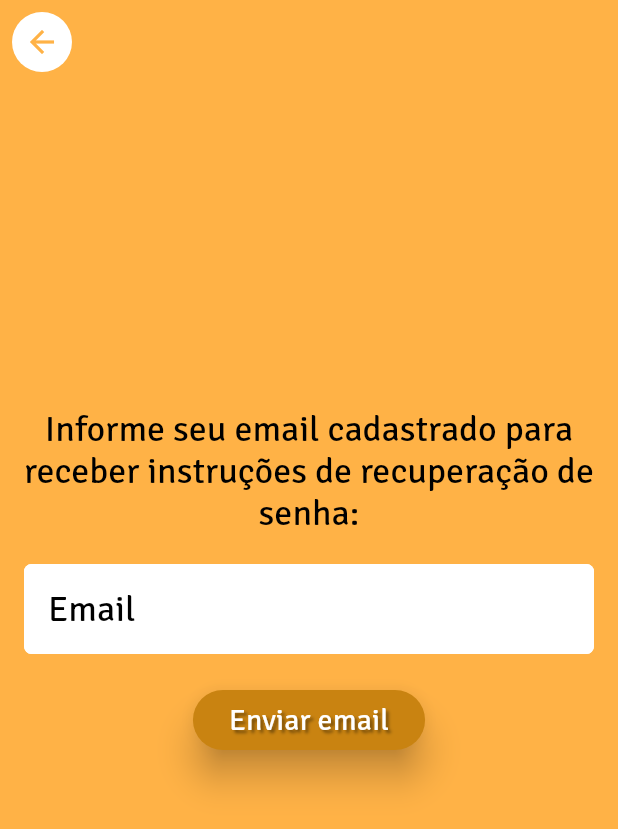
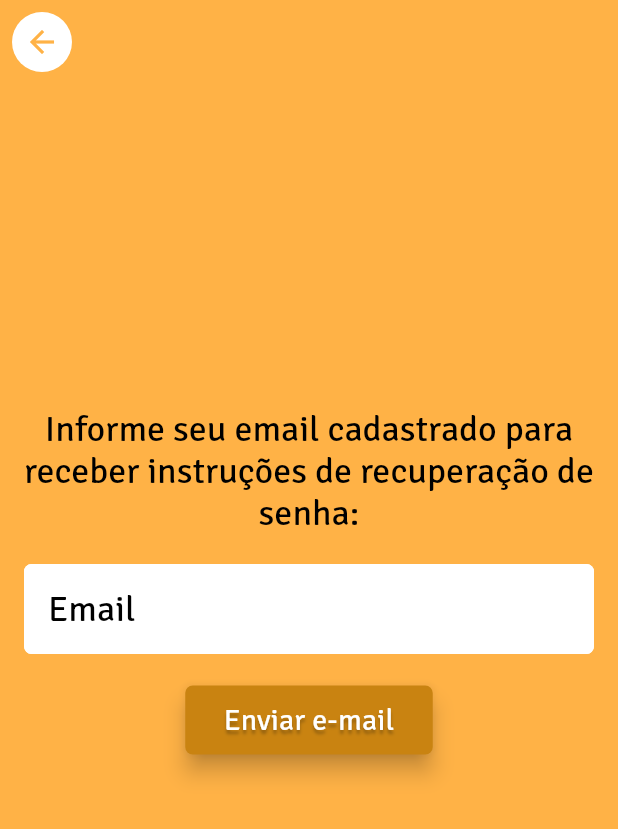
Before and after one commit to ElissonRochaa/MOBILE-25.1-ArtHub, a Flutter app: the TelaLogin screen opened by its route, after a tap on "Mostrar Senha", after a tap on "Esqueceu a senha?", on a phone screen of 412 x 824 dp. Shown: the top 829 px of the screen. Run offline on Flutter 3.47's test engine with Material 3 defaults, Android fonts, the phone set to English and light mode, and no system bars; our stand-ins replace curved_navigation_bar.

Commit message:
feat: alterações finais

```diff
--- a/lib/pages/tela_esqueceu_senha.dart
+++ b/lib/pages/tela_esqueceu_senha.dart
@@ -1,4 +1,6 @@
 import 'package:flutter/material.dart';
+
+import '../config/themeApp.dart';
 
 class TelaEsqueceuSenha extends StatelessWidget {
   const TelaEsqueceuSenha({super.key});
@@ -58,24 +60,25 @@ class TelaEsqueceuSenha extends StatelessWidget {
             ),
             const SizedBox(height: 20),
             ElevatedButton(
+              onPressed: () => {Navigator.pushNamed(context, "/login")},
               style: ElevatedButton.styleFrom(
-                backgroundColor: Theme.of(context).colorScheme.tertiary,
-                foregroundColor: Colors.white,
-                elevation: 10,
+                fixedSize: Size(165, 46),
+                backgroundColor: ThemeApp.theme.colorScheme.tertiary,
+                elevation: 6,
+                shape: RoundedRectangleBorder(
+                  borderRadius: BorderRadius.circular(5),
+                ),
               ),
-              onPressed: () {
-                print('botão de Enviar Email clicado');
-              },
               child: Text(
-                'Enviar email',
+                'Enviar e-mail',
                 style: TextStyle(
-                  fontFamily: 'SignikaNegative',
+                  color: Colors.white,
                   fontSize: 20,
                   shadows: [
                     Shadow(
-                      offset: Offset(2, 2),
-                      blurRadius: 2,
-                      color: Colors.black45,
+                      color: Color.fromRGBO(10, 10, 10, 0.3),
+                      offset: Offset(0, 3),
+                      blurRadius: 2.0,
                     ),
                   ],
                 ),
--- a/lib/pages/tela_login.dart
+++ b/lib/pages/tela_login.dart
@@ -94,9 +94,7 @@ class _TelaLoginState extends State<TelaLogin> {
                             },
                         child: Text(
                           'Mostrar Senha',
-                          style: Theme.of(
-                            context,
-                          ).textTheme.bodyMedium?.copyWith(
+                          style: Theme.of(context).textTheme.bodyMedium?.copyWith(
                             color: Theme.of(context).colorScheme.onPrimary,
                           ),
                         ),
@@ -109,17 +107,9 @@ class _TelaLoginState extends State<TelaLogin> {
                             },
                         child: Text(
                           'Esqueceu a senha?',
-                          style: TextStyle(
+                          style: Theme.of(context).textTheme.bodyMedium?.copyWith(
+                            color: Theme.of(context).colorScheme.onPrimary,
                             decoration: TextDecoration.underline,
-                            fontSize: 15,
-                            fontWeight: FontWeight.bold,
-                            shadows: [
-                              Shadow(
-                                color: Color.fromRGBO(10, 10, 10, 0.3),
-                                offset: Offset(0, 3),
-                                blurRadius: 2.0,
-                              ),
-                            ],
                           ),
                         ),
                       ),
@@ -160,37 +150,37 @@ class _TelaLoginState extends State<TelaLogin> {
           ),
           Positioned(
             top: 600,
-            left: MediaQuery.of(context).size.width / 2 - 150,
+            left: MediaQuery.of(context).size.width / 2 - 140,
             child: Row(
               children: [
                 Text(
                   'Não tem uma conta?',
-                  style: TextStyle(
-                    fontSize: 20,
-                    shadows: [
-                      Shadow(
-                        color: Color.fromRGBO(10, 10, 10, 0.3),
-                        offset: Offset(0, 3),
-                        blurRadius: 2.0,
-                      ),
-                    ],
+                  style: Theme.of(context).textTheme.titleLarge?.copyWith(
+                    color: Theme.of(context).colorScheme.onPrimary,
+                    // shadows: [
+                    //   Shadow(
+                    //     color: Color.fromRGBO(10, 10, 10, 0.3),
+                    //     offset: Offset(0, 3),
+                    //     blurRadius: 2.0,
+                    //   ),
+                    // ],
                   ),
                 ),
                 SizedBox(width: 3),
                 GestureDetector(
                   onTap: () => {Navigator.pushNamed(context, '/registro')},
                   child: Text(
-                    'Registre-se',
-                    style: TextStyle(
+                    'Registre-se!',
+                    style: Theme.of(context).textTheme.titleLarge?.copyWith(
+                      color: Theme.of(context).colorScheme.onPrimary,
                       decoration: TextDecoration.underline,
-                      fontSize: 20,
-                      shadows: [
-                        Shadow(
-                          color: Color.fromRGBO(10, 10, 10, 0.3),
-                          offset: Offset(0, 3),
-                          blurRadius: 2.0,
-                        ),
-                      ],
+                      // shadows: [
+                      //   Shadow(
+                      //     color: Color.fromRGBO(10, 10, 10, 0.3),
+                      //     offset: Offset(0, 3),
+                      //     blurRadius: 2.0,
+                      //   ),
+                      // ],
                     ),
                   ),
                 ),
--- a/lib/pages/tela_home.dart
+++ b/lib/pages/tela_principal.dart
@@ -4,8 +4,8 @@ import 'package:arthub/widgets/publicacao_widget.dart';
 import 'package:flutter/material.dart';
 import 'package:provider/provider.dart';
 
-class TelaHome extends StatelessWidget {
-  const TelaHome({super.key});
+class TelaPrincipal extends StatelessWidget {
+  const TelaPrincipal({super.key});
 
   @override
   Widget build(BuildContext context) {
--- a/lib/pages/tela_perfil_usuario.dart
+++ b/lib/pages/tela_proprio_perfil.dart
@@ -1,9 +1,8 @@
-import 'package:arthub/widgets/barra_pesquisa_widget.dart';
 import 'package:arthub/widgets/publicacao_widget.dart';
 import 'package:flutter/material.dart';
 
-class TelaPerfilUsuario extends StatelessWidget {
-  const TelaPerfilUsuario({super.key});
+class TelaProprioPerfil extends StatelessWidget {
+  const TelaProprioPerfil({super.key});
 
   static const Color corSombra = Color.fromRGBO(10, 10, 10, 0.3);
 
```
Also changed, not shown: lib/main.dart (+6 -5 lines), lib/pages/tela_registro.dart (+21 -17 lines), lib/widgets/tela_com_navbar.dart (+4 -4 lines).
